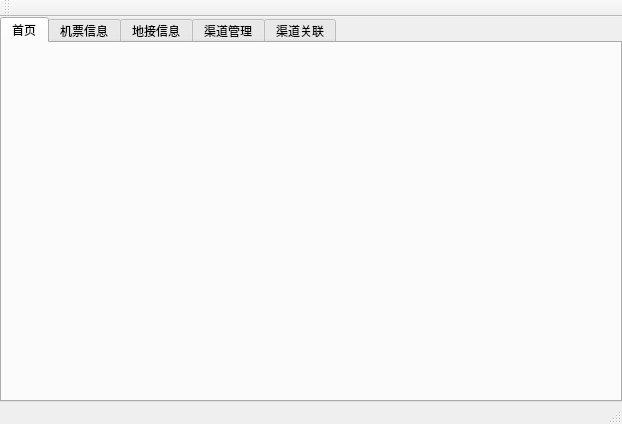
This is mainwindow.ui in ronnyluo/smart as Qt 5 draws it before an edit. The edited form follows.
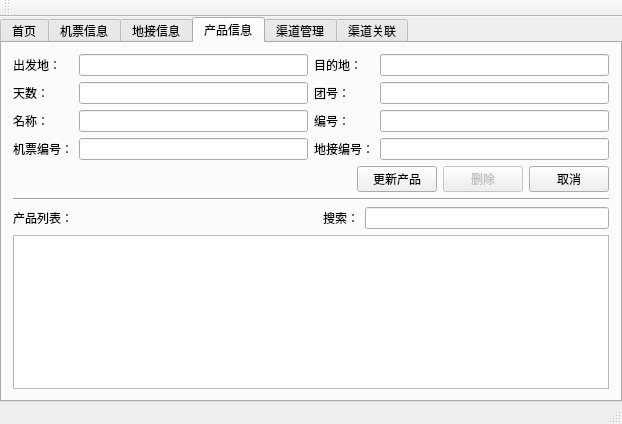
This is the edited form. The open tabs and pages were chosen to show the change.

Commit message: 添加产品模块

Diff of the .ui file:
```diff
--- a/mainwindow.ui
+++ b/mainwindow.ui
@@ -401,6 +401,189 @@
         </item>
        </layout>
       </widget>
+      <widget class="QWidget" name="tab_product">
+       <attribute name="title">
+        <string>产品信息</string>
+       </attribute>
+       <layout class="QVBoxLayout" name="verticalLayout_6">
+        <item>
+         <layout class="QGridLayout" name="gridLayout_5">
+          <item row="0" column="0">
+           <widget class="QLabel" name="label_26">
+            <property name="text">
+             <string>出发地：</string>
+            </property>
+           </widget>
+          </item>
+          <item row="0" column="1">
+           <widget class="QLineEdit" name="lineEdit_ProductDeparture"/>
+          </item>
+          <item row="0" column="2">
+           <widget class="QLabel" name="label_27">
+            <property name="text">
+             <string>目的地：</string>
+            </property>
+           </widget>
+          </item>
+          <item row="0" column="3">
+           <widget class="QLineEdit" name="lineEdit_ProductDestination"/>
+          </item>
+          <item row="1" column="0">
+           <widget class="QLabel" name="label_28">
+            <property name="text">
+             <string>天数：</string>
+            </property>
+           </widget>
+          </item>
+          <item row="1" column="1">
+           <widget class="QLineEdit" name="lineEdit_ProductDays"/>
+          </item>
+          <item row="1" column="2">
+           <widget class="QLabel" name="label_29">
+            <property name="text">
+             <string>团号：</string>
+            </property>
+           </widget>
+          </item>
+          <item row="1" column="3">
+           <widget class="QLineEdit" name="lineEdit_ProductMissionNo"/>
+          </item>
+          <item row="2" column="0">
+           <widget class="QLabel" name="label_30">
+            <property name="text">
+             <string>名称：</string>
+            </property>
+           </widget>
+          </item>
+          <item row="2" column="1">
+           <widget class="QLineEdit" name="lineEdit_ProductName"/>
+          </item>
+          <item row="2" column="2">
+           <widget class="QLabel" name="label_31">
+            <property name="text">
+             <string>编号：</string>
+            </property>
+           </widget>
+          </item>
+          <item row="2" column="3">
+           <widget class="QLineEdit" name="lineEdit_ProductNo"/>
+          </item>
+          <item row="3" column="0">
+           <widget class="QLabel" name="label_32">
+            <property name="text">
+             <string>机票编号：</string>
+            </property>
+           </widget>
+          </item>
+          <item row="3" column="1">
+           <widget class="QLineEdit" name="lineEdit_ProductTicketNo"/>
+          </item>
+          <item row="3" column="2">
+           <widget class="QLabel" name="label_33">
+            <property name="text">
+             <string>地接编号：</string>
+            </property>
+           </widget>
+          </item>
+          <item row="3" column="3">
+           <widget class="QLineEdit" name="lineEdit_ProductServiceNo"/>
+          </item>
+         </layout>
+        </item>
+        <item>
+         <layout class="QHBoxLayout" name="horizontalLayout_12">
+          <item>
+           <spacer name="horizontalSpacer_9">
+            <property name="orientation">
+             <enum>Qt::Horizontal</enum>
+            </property>
+            <property name="sizeHint" stdset="0">
+             <size>
+              <width>40</width>
+              <height>20</height>
+             </size>
+            </property>
+           </spacer>
+          </item>
+          <item>
+           <widget class="QPushButton" name="pushButton_ProductUpdate">
+            <property name="text">
+             <string>更新产品</string>
+            </property>
+           </widget>
+          </item>
+          <item>
+           <widget class="QPushButton" name="pushButton_ProductDel">
+            <property name="enabled">
+             <bool>false</bool>
+            </property>
+            <property name="text">
+             <string>删除</string>
+            </property>
+           </widget>
+          </item>
+          <item>
+           <widget class="QPushButton" name="pushButton_ProductCancel">
+            <property name="text">
+             <string>取消</string>
+            </property>
+           </widget>
+          </item>
+         </layout>
+        </item>
+        <item>
+         <widget class="Line" name="line_7">
+          <property name="orientation">
+           <enum>Qt::Horizontal</enum>
+          </property>
+         </widget>
+        </item>
+        <item>
+         <layout class="QHBoxLayout" name="horizontalLayout_13">
+          <item>
+           <widget class="QLabel" name="label_34">
+            <property name="text">
+             <string>产品列表：</string>
+            </property>
+           </widget>
+          </item>
+          <item>
+           <spacer name="horizontalSpacer_10">
+            <property name="orientation">
+             <enum>Qt::Horizontal</enum>
+            </property>
+            <property name="sizeHint" stdset="0">
+             <size>
+              <width>40</width>
+              <height>20</height>
+             </size>
+            </property>
+           </spacer>
+          </item>
+          <item>
+           <widget class="QLabel" name="label_35">
+            <property name="text">
+             <string>搜索：</string>
+            </property>
+           </widget>
+          </item>
+          <item>
+           <widget class="QLineEdit" name="lineEdit_ProductFind"/>
+          </item>
+         </layout>
+        </item>
+        <item>
+         <widget class="QTableWidget" name="tableWidget_ProductList">
+          <property name="editTriggers">
+           <set>QAbstractItemView::NoEditTriggers</set>
+          </property>
+          <property name="selectionBehavior">
+           <enum>QAbstractItemView::SelectRows</enum>
+          </property>
+         </widget>
+        </item>
+       </layout>
+      </widget>
       <widget class="QWidget" name="tab_Channel">
        <attribute name="title">
         <string>渠道管理</string>
```
Left out of the diff: 14 changed lines with no effect on the pictures. The commit also changes 3 other files.
